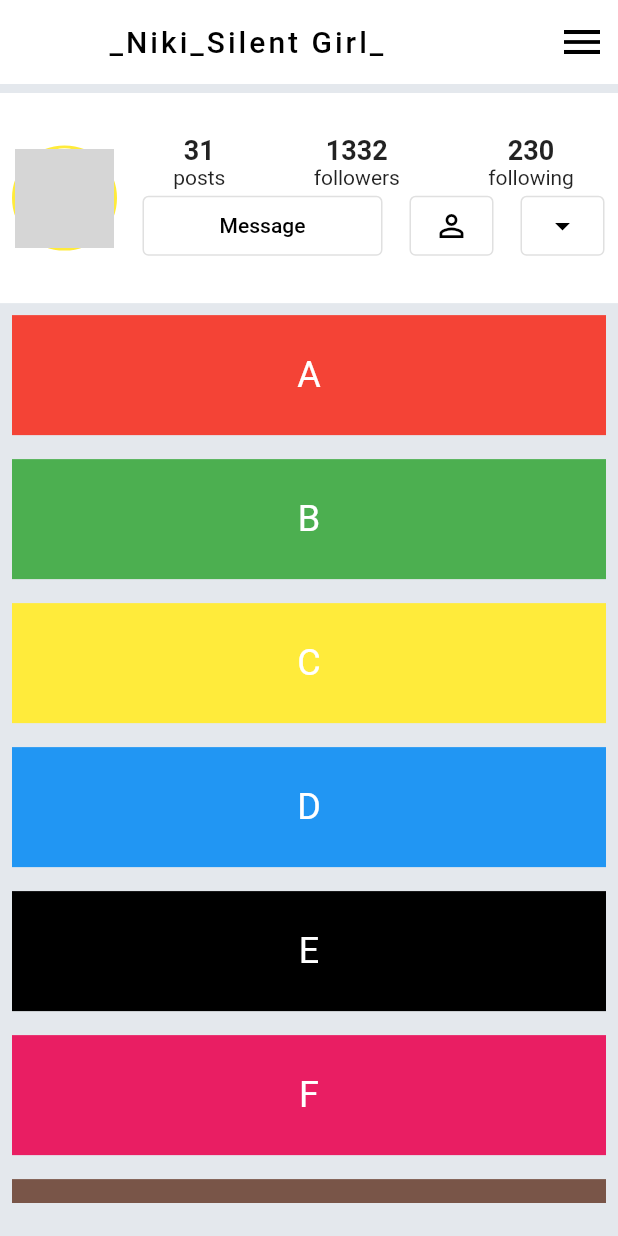
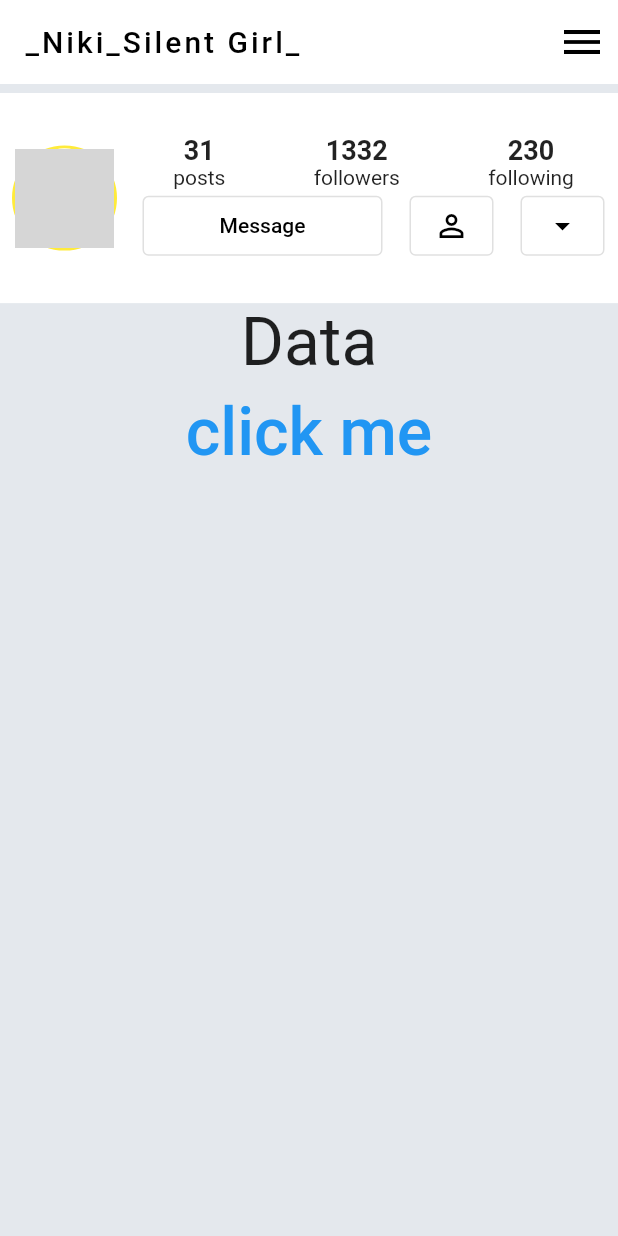
Before and after one commit to mhrhabib/insta_profile_ui, a Flutter app: the InstaProfile screen opened directly, on a phone screen of 412 x 824 dp. Run offline on Flutter 3.47's test engine with Material 2 defaults, Android fonts, the phone set to English and light mode, and no system bars; network calls fail; grey boxes are pictures that could not be loaded.

Commit message:
onpressed event

```diff
--- a/lib/main.dart
+++ b/lib/main.dart
@@ -1,7 +1,6 @@
 import 'package:flutter/material.dart';
-import 'package:insta_profile_ui/diceGame/dice_app_ui.dart';
 
-import 'messenger_screen.dart';
+import 'screens/insta_profile.dart';
 
 void main() {
   runApp(const MyApp());
@@ -18,7 +17,7 @@
         primarySwatch: Colors.blue,
       ),
       //darkTheme: ThemeData.dark(),
-      home: MessengerScreen(),
+      home: InstaProfile(),
     );
   }
 }
--- a/lib/screens/insta_profile.dart
+++ b/lib/screens/insta_profile.dart
@@ -2,9 +2,15 @@
 
 import 'my_listview.dart';
 
-class InstaProfile extends StatelessWidget {
+class InstaProfile extends StatefulWidget {
   const InstaProfile({Key? key}) : super(key: key);
 
+  @override
+  State<InstaProfile> createState() => _InstaProfileState();
+}
+
+class _InstaProfileState extends State<InstaProfile> {
+  String name = 'Data';
   @override
   Widget build(BuildContext context) {
     return Scaffold(
@@ -156,9 +162,20 @@
                 ],
               ),
             ),
-            SizedBox(
-              height: 600,
-              child: MyListView(),
+            Text(
+              name,
+              style: const TextStyle(fontSize: 44),
+            ),
+            TextButton(
+              onPressed: () {
+                setState(() {
+                  name = 'Hello world';
+                });
+              },
+              child: const Text(
+                "click me",
+                style: TextStyle(fontSize: 44),
+              ),
             ),
           ],
         ),
```
